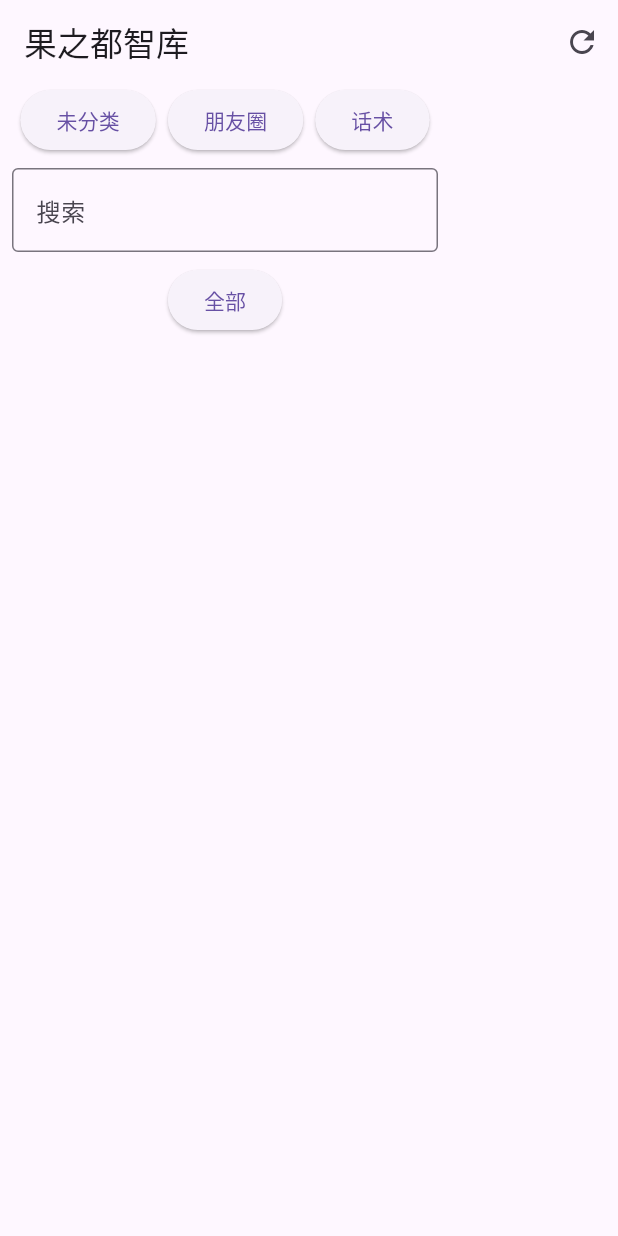
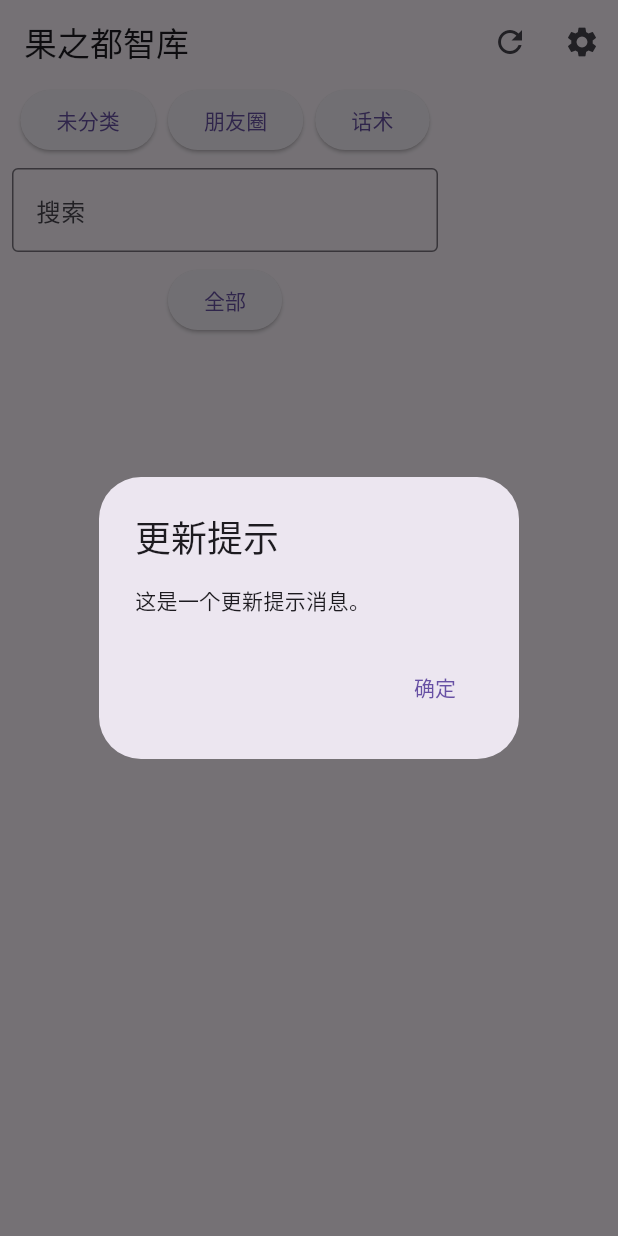
Before and after one commit to kalicyh/knowledge_client, a Flutter app: the screen it shows after launch, after a tap on the "refresh" icon, on a phone screen of 412 x 824 dp. Run offline on Flutter 3.47's test engine with Material 3 defaults, Android fonts, the phone set to English and light mode, and no system bars; network calls fail.

Commit message:
✨ feat(setting): 版本显示

```diff
--- a/lib/ui/components/filter_sidebar.dart
+++ b/lib/ui/components/filter_sidebar.dart
@@ -29,8 +29,8 @@ class FilterSidebar extends StatelessWidget {
         children: [
           //分类
           Wrap(
-            spacing: 8.0, // 按钮之间的水平间隔
-            runSpacing: 4.0, // 行间隔
+            spacing: 8.0,
+            runSpacing: 4.0,
             children: [
               ElevatedButton(
                 onPressed: () {
--- a/lib/ui/home_page.dart
+++ b/lib/ui/home_page.dart
@@ -9,10 +9,11 @@ class HomePage extends StatefulWidget {
 }
 
 class _HomePageState extends State<HomePage> {
-  final ApiService _apiService = ApiService(baseUrl: 'https://zkk.jiuyue1688.vip/talking_points');
+  final ApiService _apiService = ApiService(baseUrl: 'https://zk.jiuyue1688.vip');
   List<String> _categories = [];
   List<String> _months = [];
   List<String> _records = [];
+  String _versions = '';
   String _selectedCategory = '朋友圈';
   String _selectedMonth = '';
   String _selectedName = '';
@@ -74,19 +75,39 @@ class _HomePageState extends State<HomePage> {
     }
   }
 
-  void _showUpdateDialog({required String message}) {
+   Future<void> _getversion() async {
+    try {
+      final infoData = await _apiService.fetchInfo();
+      final String versions = infoData['version'];
+      print(versions);
+      setState(() {
+        _versions = versions;
+      });
+      _showDialog(
+        title: '关于',
+        message: '当前版本：1.5.0\n当前后端版本：$_versions',
+      );
+    } catch (e) {
+      _showDialog(
+        title: '软件版本',
+        message: '检查失败，请检查网络连接',
+      );
+    }
+  }
+
+  void _showDialog({required String title, required String message}) {
     showDialog(
       context: context,
       builder: (BuildContext context) {
         return AlertDialog(
-          title: Text('更新提示'),
+          title: Text(title),
           content: Text(message),
           actions: [
             TextButton(
               onPressed: () {
                 Navigator.of(context).pop();
               },
-              child: Text('确定'),
+              child: const Text('确定'),
             ),
           ],
         );
@@ -101,9 +122,18 @@ class _HomePageState extends State<HomePage> {
         title: Text('果之都智库'),
         actions: [
           IconButton(
-            icon: Icon(Icons.refresh),
+            icon: const Icon(Icons.refresh),
             onPressed: () {
-
+              _showDialog(
+                title: '更新提示',
+                message: '这是一个更新提示消息。',
+              );
+            },
+          ),
+          IconButton(
+            icon: const Icon(Icons.settings),
+            onPressed: () {
+              _getversion();
             },
           ),
         ],
--- a/lib/utils/api_service.dart
+++ b/lib/utils/api_service.dart
@@ -26,7 +26,7 @@ class ApiService {
   }
 
   Future<Map<String, dynamic>> fetchData() async {
-    final url = Uri.parse('$baseUrl/data');
+    final url = Uri.parse('$baseUrl/talking_points/data');
     print(url);
     try {
       final response = await http.get(url).timeout(const Duration(seconds: 10));
@@ -50,7 +50,7 @@ class ApiService {
     String? month,
     String? name,
   }) async {
-    final uri = Uri.parse('$baseUrl/filter');
+    final uri = Uri.parse('$baseUrl/talking_points/filter');
     print(uri);
 
     // Build the request body
```
